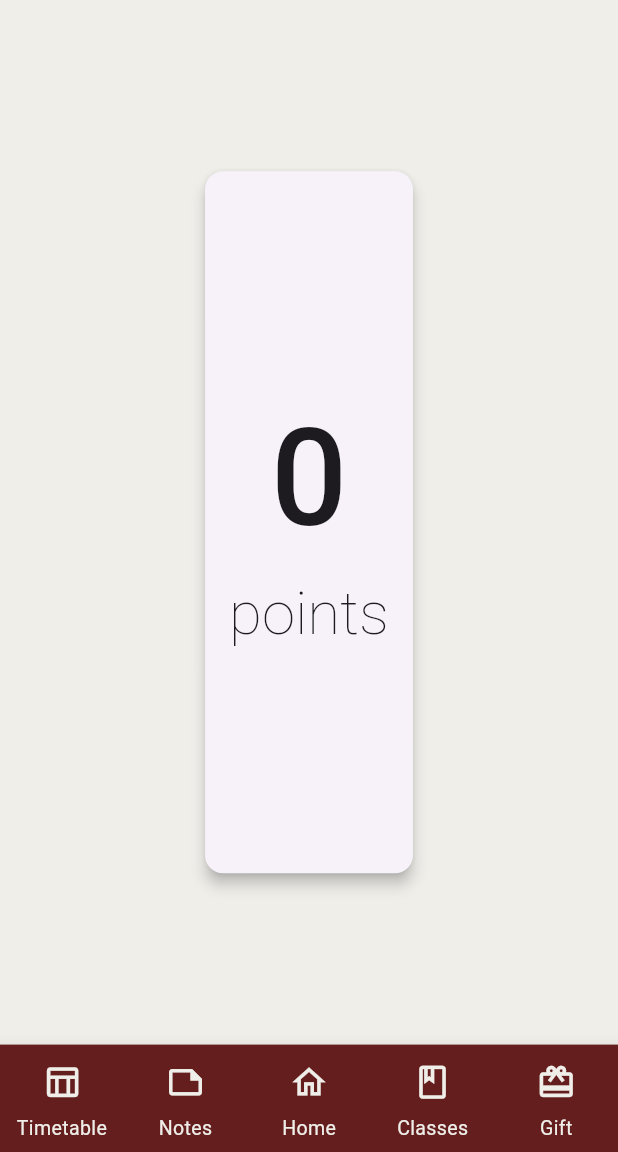
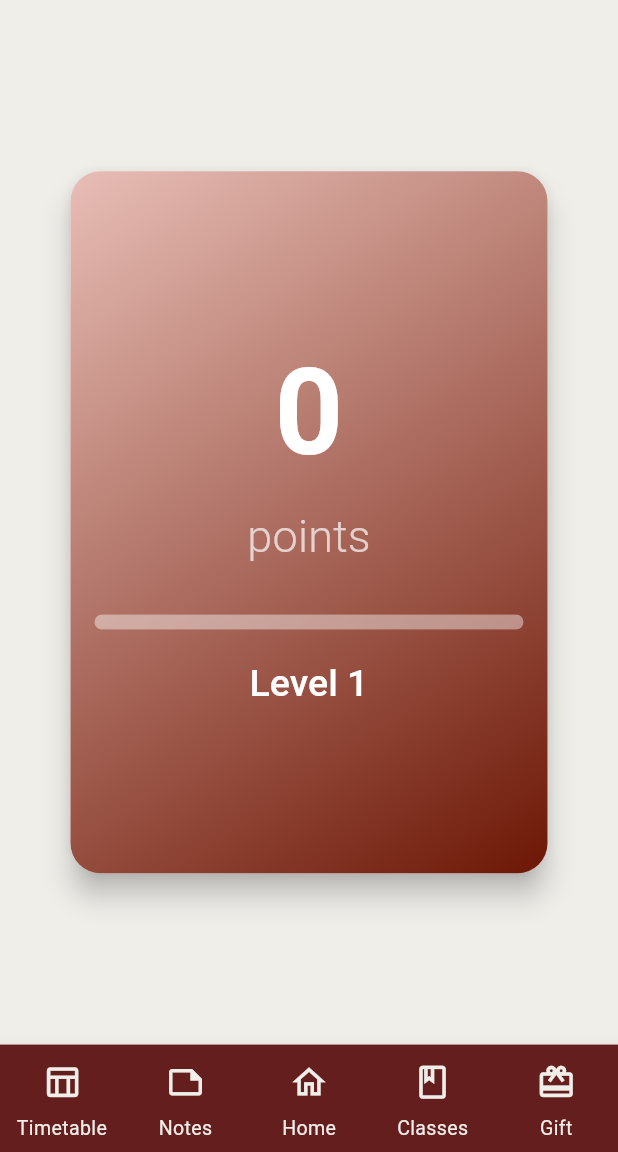
Before and after one commit to Sjiaseng/StudyBunnies, a Flutter app: the Points screen opened directly, on a phone screen of 412 x 824 dp, the part 84-1236 px from its top. Run offline on Flutter 3.47's test engine with Material 3 defaults, Android fonts, the phone set to English and light mode, and no system bars; our stand-ins replace audioplayers, charts_flutter, cloud_firestore, dropdown_search, firebase_auth, firebase_core and 7 more; accounts and stored records are empty.

Commit message:
Update points.dart

```diff
--- a/lib/studentscreens/points.dart
+++ b/lib/studentscreens/points.dart
@@ -1,9 +1,10 @@
+import 'package:flutter/material.dart';
 import 'package:cloud_firestore/cloud_firestore.dart';
-import 'package:flutter/material.dart';
 import 'package:flutter_secure_storage/flutter_secure_storage.dart';
 import 'package:studybunnies/studentwidgets/appbar.dart';
+import 'package:studybunnies/studentwidgets/drawer.dart';
 import 'package:studybunnies/studentwidgets/bottomnav.dart';
-import 'package:studybunnies/studentwidgets/drawer.dart';
+
 
 class Points extends StatefulWidget {
   const Points({super.key});
@@ -44,41 +45,6 @@ class _PointsState extends State<Points> {
       }
     }
   }
-
-  // Check if points field exists and set default if not
-  // Future<void> _checkAndSetPointsField(String userID) async {
-  //   try {
-  //     DocumentReference docRef = FirebaseFirestore.instance.collection('points').doc(userID);
-  //     DocumentSnapshot doc = await docRef.get();
-
-  //     if (!doc.exists) {
-  //       // Create the document with a default points field set to 0
-  //       await docRef.set({'points': 0});
-  //       setState(() {
-  //         debugMessage = 'Document created for User ID: $userID with default points = 0';
-  //       });
-  //     } else {
-  //       // Check if the 'points' field exists and set it to 0 if it doesn't
-  //       var data = doc.data() as Map<String, dynamic>?;
-  //       if (data == null || !data.containsKey('points')) {
-  //         await docRef.set({'points': 0}, SetOptions(merge: true));
-  //         setState(() {
-  //           debugMessage = 'Points field set to 0 for User ID: $userID';
-  //         });
-  //       } else {
-  //         setState(() {
-  //           debugMessage = 'Points field already exists for User ID: $userID';
-  //         });
-  //       }
-  //     }
-  //   } catch (e) {
-  //     setState(() {
-  //       debugMessage = 'Error in _checkAndSetPointsField: $e';
-  //     });
-  //   }
-  // }
-
-
 
   Future<void> _checkAndSetPointsField(String userID) async {
   try {
@@ -191,13 +157,29 @@ class _PointsState extends State<Points> {
 
 // Build the card to display points
 Widget _buildPointsCard(int points) {
+  int level = (points ~/ 100) + 1; // Calculate level
+  int pointsForCurrentLevel = points % 100; // Points within the current level
+  double progress = pointsForCurrentLevel / 100; // Progress within the level
+
   return Center(
     child: SizedBox(
-        height: 500,
+      height: 500, // Set a fixed height for the card
+      width: 350,  // Set a fixed width for the card
       child: Card(
+        shape: RoundedRectangleBorder(
+          borderRadius: BorderRadius.circular(20.0), // Rounded corners
+        ),
         margin: const EdgeInsets.all(16.0),
-          elevation: 4.0,
-          child: Padding(
+        elevation: 8.0, // Increased elevation for a stronger shadow
+        child: Container(
+          decoration: BoxDecoration(
+            borderRadius: BorderRadius.circular(20.0),
+            gradient: const LinearGradient(
+              colors: [Color.fromARGB(255, 232, 190, 182), Color.fromARGB(255, 109, 23, 5)], // Gradient background
+              begin: Alignment.topLeft,
+              end: Alignment.bottomRight,
+            ),
+          ),
           padding: const EdgeInsets.all(16.0),
           child: Column(
             mainAxisAlignment: MainAxisAlignment.center,
@@ -206,16 +188,46 @@ class _PointsState extends State<Points> {
               Text(
                 '$points',
                 style: Theme.of(context).textTheme.titleLarge?.copyWith(
-                        fontWeight: FontWeight.w500,
-                        fontSize: 90,
+                      fontWeight: FontWeight.w700,
+                      fontSize: 80,
+                      color: Colors.white, // White text color for contrast
                     ),
               ),
               const SizedBox(height: 8.0),
               Text(
                 'points',
+                style: Theme.of(context).textTheme.titleMedium?.copyWith(
+                      fontWeight: FontWeight.w300,
+                      fontSize: 30,
+                      color: Colors.white70, // Lighter white for subtext
+                    ),
+              ),
+              const SizedBox(height: 30.0),
+              Container(
+                height: 10.0,
+                decoration: BoxDecoration(
+                  borderRadius: BorderRadius.circular(20.0), // Rounded corners for the progress bar
+                  color: Colors.white24, // Background color for progress bar
+                ),
+                child: ClipRRect(
+                  borderRadius: BorderRadius.circular(20.0), // Rounded corners for the progress indicator
+                  child: LinearProgressIndicator(
+                    value: progress,
+                    minHeight: 10.0,
+                    backgroundColor: Colors.white24,
+                    valueColor: const AlwaysStoppedAnimation<Color>(
+                      Colors.white, // Progress bar color
+                    ),
+                  ),
+                ),
+              ),
+              const SizedBox(height: 20.0),
+              Text(
+                'Level $level',
                 style: Theme.of(context).textTheme.titleLarge?.copyWith(
-                        fontWeight: FontWeight.w200,
-                        fontSize: 40,
+                      fontWeight: FontWeight.w500,
+                      fontSize: 25,
+                      color: Colors.white, // White text color for level
                     ),
               ),
             ],
```
Lines whose indentation alone changed are shown as unchanged.
